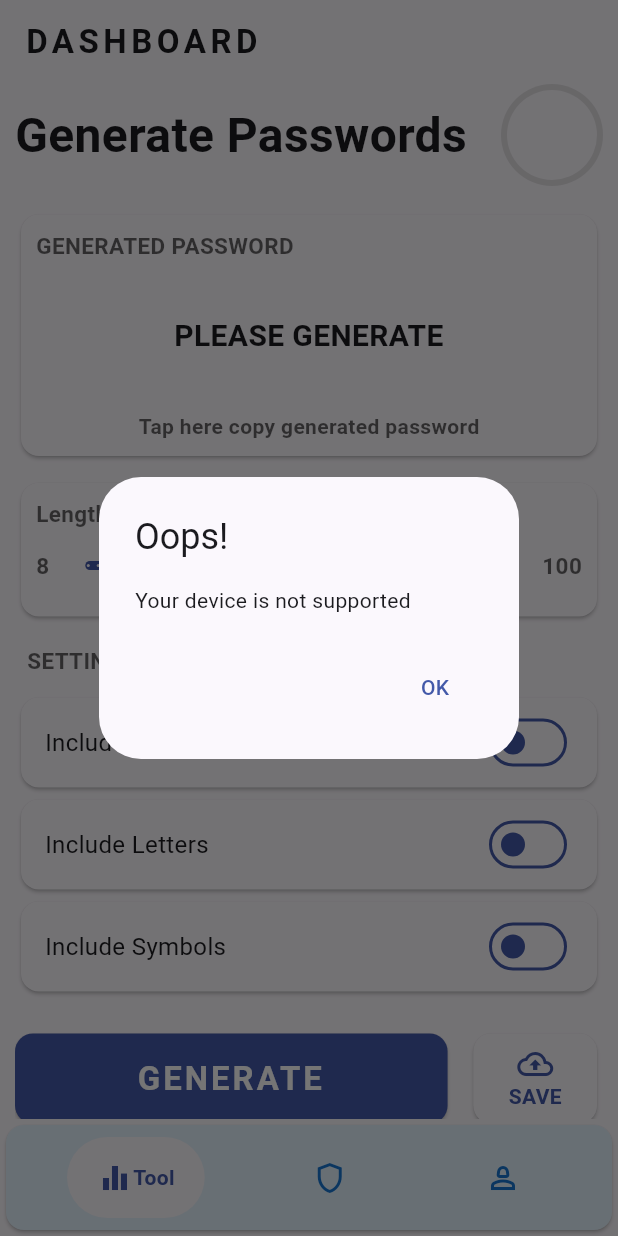
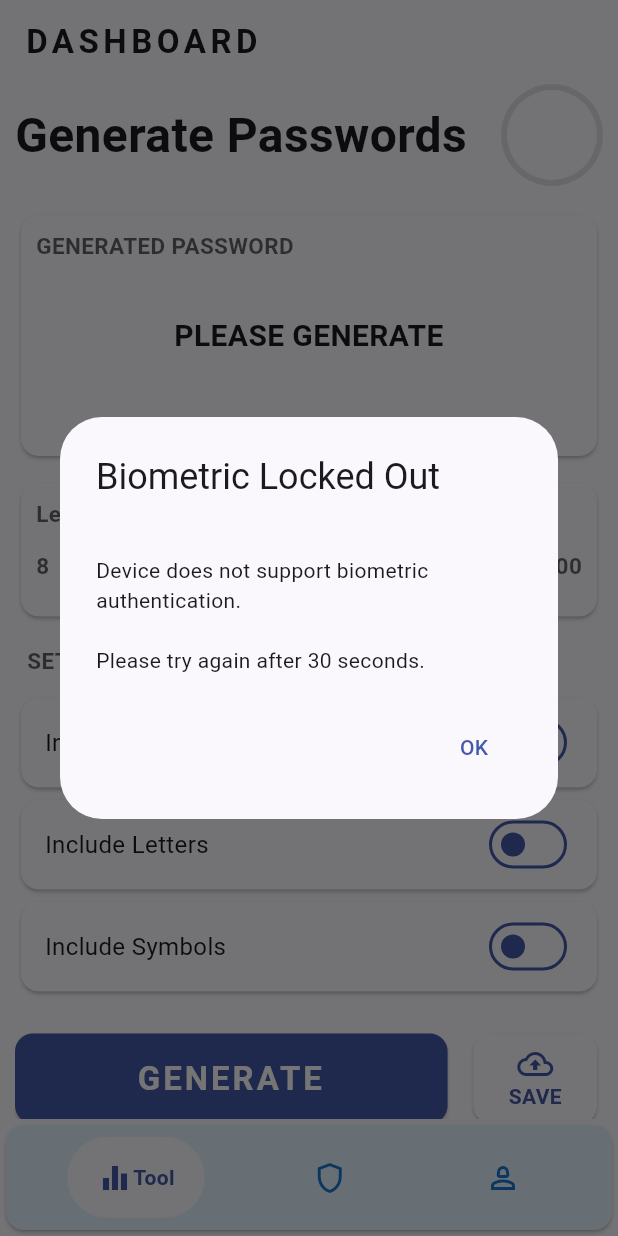
Before and after one commit to JyrwaJR/password-manager, a Flutter app: the Home screen opened by its route, after a tap on "OK", on a phone screen of 412 x 824 dp. Run offline on Flutter 3.47's test engine with Material 2 defaults, Android fonts, the phone set to English and light mode, and no system bars; drawn by our look-alikes of google_nav_bar; our stand-ins replace cached_network_image, cloud_firestore, firebase_auth, firebase_core, flutter_secure_storage, go_router and 2 more; missing offline and left inert: encrypt; accounts and stored records are empty.

Commit message:
update local auth

```diff
--- a/lib/screen/ScaffoldWithNavigationBar/ScaffoldWithNaviGationBar.dart
+++ b/lib/screen/ScaffoldWithNavigationBar/ScaffoldWithNaviGationBar.dart
@@ -1,14 +1,14 @@
 import 'package:firebase_auth/firebase_auth.dart';
 import 'package:flutter/material.dart';
+import 'package:flutter/services.dart';
+import 'package:flutter_secure_storage/flutter_secure_storage.dart';
 import 'package:password_manager/export.dart';
 
 class ScaffoldWithBottomNavigationBar extends StatefulWidget {
   final Widget child;
-  // final String routeLocation;
+
   const ScaffoldWithBottomNavigationBar({
     required this.child,
-    super.key,
-    // required this.routeLocation,
   });
 
   @override
@@ -18,11 +18,36 @@ class ScaffoldWithBottomNavigationBar extends StatefulWidget {
 
 class _ScaffoldWithBottomNavigationBarState
     extends State<ScaffoldWithBottomNavigationBar> {
-  final uid = FirebaseAuth.instance.currentUser?.uid;
+  // Local authentication service
+
+  final LocalAuthService local = LocalAuthService();
+  void isAuthenticate() async {
+    if (!await local.authenticateWithBiometrics(context)) {
+      return SystemNavigator.pop();
+    }
+    return;
+  }
+
+  @override
+  void initState() {
+    super.initState();
+    isAuthenticate();
+    // Reset the authentication status when the app is resumed from the recent view
+    SystemChannels.lifecycle.setMessageHandler((msg) async {
+      if (msg == AppLifecycleState.resumed.toString()) {
+        isAuthenticate();
+      }
+      return null;
+    });
+  }
+
+  final String uid = FirebaseAuth.instance.currentUser?.uid ?? '';
+
   @override
   Widget build(BuildContext context) {
     return Scaffold(
-        body: widget.child,
-        bottomNavigationBar: CustomBottomNavigationBar(uid: uid!));
+      body: widget.child,
+      bottomNavigationBar: CustomBottomNavigationBar(uid: uid),
+    );
   }
 }
--- a/lib/screen/home/home.dart
+++ b/lib/screen/home/home.dart
@@ -22,58 +22,6 @@ class _HomeState extends State<Home> {
   bool _includeLetter = false;
   bool _includeSymbol = false;
   String generatedPassword = '';
-  final local = LocalAuthService();
-  void isSupported() async {
-    if (await local.isDeviceSupported()) {
-      print('is supported');
-      if (await local.isBiometricAuthenticationEnabled()) {
-        print('is Enabled');
-        if (await local.authenticateWithBiometrics()) {
-          print('is Authenticated');
-        } else {
-          SystemNavigator.pop();
-        }
-      } else {
-        _showErrorDialog('Biometric authentication is not enabled');
-      }
-    } else {
-      _showErrorDialog('Your device is not supported');
-    }
-  }
-
-  void _showErrorDialog(String content) {
-    if (mounted) {
-      showDialog(
-        context: context,
-        builder: (context) => AlertDialog(
-          title: const Text('Oops!'),
-          content: Text(content),
-          actions: [
-            TextButton(
-                onPressed: () {
-                  SystemNavigator.pop();
-                },
-                child: const Text('OK'))
-          ],
-        ),
-      );
-    }
-    return;
-  }
-
-  @override
-  void initState() {
-    isSupported();
-    super.initState();
-
-    // Reset the authentication status when the app is resumed from the recent view
-    SystemChannels.lifecycle.setMessageHandler((msg) async {
-      if (msg == AppLifecycleState.resumed.toString()) {
-        isSupported();
-      }
-      return null;
-    });
-  }
 
   void _generate() {
     String password = GeneratePasswordService.generatePassword(
@@ -154,12 +102,6 @@ class _HomeState extends State<Home> {
   Widget build(BuildContext context) {
     final uid = FirebaseAuth.instance.currentUser?.uid;
 
-    return FutureBuilder<bool>(
-      future: SharedPreferences.getInstance().then(
-        (prefs) => prefs.getBool('isAuthenticated') ?? false,
-      ),
-      builder: (BuildContext context, AsyncSnapshot snapshot) {
-        if (snapshot.hasData && snapshot.data != null) {
     return Scaffold(
       appBar: AppBar(
         title: const AppBarTitle(title: 'DASHBOARD'),
@@ -176,8 +118,7 @@ class _HomeState extends State<Home> {
                 BrandPasswordDisplay(password: generatedPassword),
                 const SizedBox(height: 10),
                 BrandSwitch(
-                          length: passLength,
-                          onLengthChanged: _updatePasswordLength),
+                    length: passLength, onLengthChanged: _updatePasswordLength),
                 const SizedBox(height: 15),
                 Padding(
                   padding: const EdgeInsets.symmetric(horizontal: 8),
@@ -221,12 +162,5 @@ class _HomeState extends State<Home> {
         ),
       ),
     );
-        } else {
-          return Center(
-            child: CircularProgressIndicator(),
-          );
-        }
-      },
-    );
   }
 }
--- a/lib/screen/volt/child/view_password.dart
+++ b/lib/screen/volt/child/view_password.dart
@@ -1,4 +1,3 @@
-import 'package:flutter/cupertino.dart';
 import 'package:flutter/material.dart';
 
 class ViewPassword extends StatefulWidget {
@@ -11,6 +10,6 @@ class ViewPassword extends StatefulWidget {
 class _ViewPasswordState extends State<ViewPassword> {
   @override
   Widget build(BuildContext context) {
-    return Scaffold();
+    return const Scaffold();
   }
 }
--- a/lib/service/local_auth_service.dart
+++ b/lib/service/local_auth_service.dart
@@ -1,8 +1,11 @@
+import 'package:flutter/material.dart';
+import 'package:flutter/services.dart';
 import 'package:local_auth/local_auth.dart';
 
 class LocalAuthService {
   static final instance = LocalAuthentication();
-// is device supported
+
+  // is device supported
   Future<bool> isDeviceSupported() async {
     return await instance.canCheckBiometrics ? true : false;
   }
@@ -19,24 +22,103 @@ class LocalAuthService {
     return availableBiometrics;
   }
 
-  Future<bool> authenticateWithBiometrics() async {
-    // Authenticate with biometrics
-    if (await isBiometricAuthenticationEnabled()) {
-      bool didAuthenticate = await instance.authenticate(
-        localizedReason: 'Authenticate to continue',
-        options: const AuthenticationOptions(
-          useErrorDialogs: true,
-          stickyAuth: true,
-          // biometricOnly: true,
-        ),
-      );
+  // check if device fingerprint is available
+  Future<bool> isFingerprintAvailable() async {
+    List<BiometricType> availableBiometrics =
+        await instance.getAvailableBiometrics();
+    if (!availableBiometrics.contains(BiometricType.fingerprint)) {
+      return true;
+    }
+    return false;
+  }
 
-      if (!didAuthenticate) {
+  final int _lockoutTimeInSeconds = 30;
+
+  Future<void> _showBiometricLockedOutAlert(
+      BuildContext context, String message) async {
+    return showDialog(
+      context: context,
+      builder: (BuildContext context) {
+        return AlertDialog(
+          title: const Text('Biometric Locked Out'),
+          content: Text(
+              'You have exceeded the maximum number of attempts. Please try again after $_lockoutTimeInSeconds seconds.\n\n$message'),
+          actions: [
+            TextButton(
+              child: const Text('OK'),
+              onPressed: () => SystemNavigator.pop(),
+            ),
+          ],
+        );
+      },
+    );
+  }
+
+  Future<void> _showBiometricAlert(BuildContext context, String message) async {
+    return showDialog(
+      context: context,
+      builder: (BuildContext context) {
+        return AlertDialog(
+          title: const Text('Biometric Locked Out'),
+          content: Text(
+              '\n$message\n\nPlease try again after $_lockoutTimeInSeconds seconds.'),
+          actions: [
+            TextButton(
+              child: const Text('OK'),
+              onPressed: () => SystemNavigator.pop(),
+            ),
+          ],
+        );
+      },
+    );
+  }
+
+  Future<bool> authenticateWithBiometrics(BuildContext context) async {
+    try {
+      if (!await isDeviceSupported()) {
+        await _showBiometricAlert(
+            context, 'Device does not support biometric authentication.');
         return false;
       }
 
-      return didAuthenticate;
-    } else {
+      bool isBiometricEnabled = await isBiometricAuthenticationEnabled();
+      if (!isBiometricEnabled) {
+        await _showBiometricAlert(context,
+            'Biometric authentication is not enabled or your account has biometric LockedOut.');
+        return false;
+      }
+
+      List<BiometricType> availableBiometrics = await getAvailableBiometrics();
+      if (availableBiometrics.contains(BiometricType.fingerprint)) {
+        await _showBiometricAlert(
+            context, 'Fingerprint biometric authentication is not available.');
+        return false;
+      }
+
+      bool isAuthenticated = await instance.authenticate(
+          localizedReason: 'Authenticate with biometrics to continue',
+          options: const AuthenticationOptions(
+            useErrorDialogs: true,
+            stickyAuth: true,
+            biometricOnly: true,
+          ));
+      if (isAuthenticated) {
+        return true;
+      } else {
+        return false;
+      }
+    } on PlatformException catch (e) {
+      if (e.code == 'lockout') {
+        await _showBiometricLockedOutAlert(context, e.message!);
+      } else if (e.code == 'NotEnrolled') {
+        await _showBiometricAlert(
+            context, 'No biometric is enrolled on this device.');
+      } else if (e.code == 'PasscodeNotSet') {
+        await _showBiometricAlert(
+            context, 'Passcode is not set on this device.');
+      } else {
+        await _showBiometricAlert(context, 'Authentication failed.');
+      }
       return false;
     }
   }
--- a/pubspec.yaml
+++ b/pubspec.yaml
@@ -38,6 +38,7 @@ dependencies:
   firebase_core: ^2.10.0
   flutter:
     sdk: flutter
+  flutter_secure_storage: ^8.0.0
   go_router: ^7.0.0
   google_nav_bar: ^5.0.6
   http: ^0.13.6
```
Also changed, not shown: pubspec.lock, 5 other files. Lines whose indentation alone changed are shown as unchanged.
